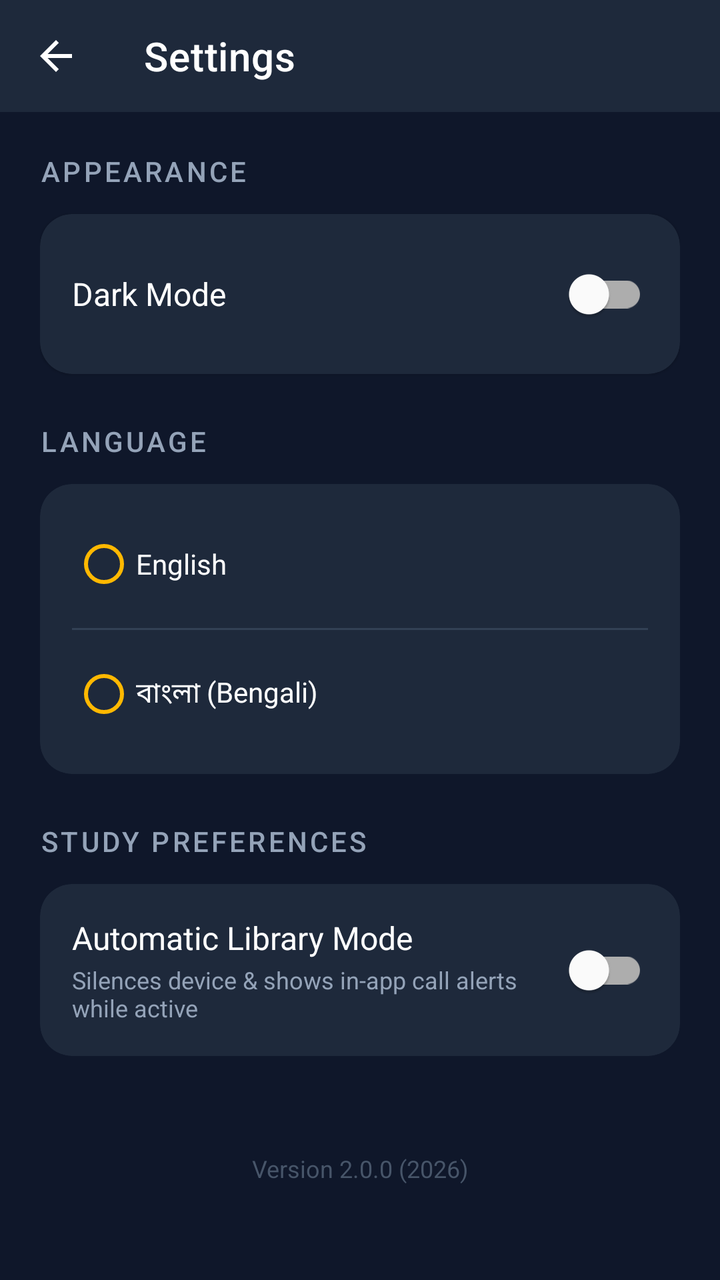
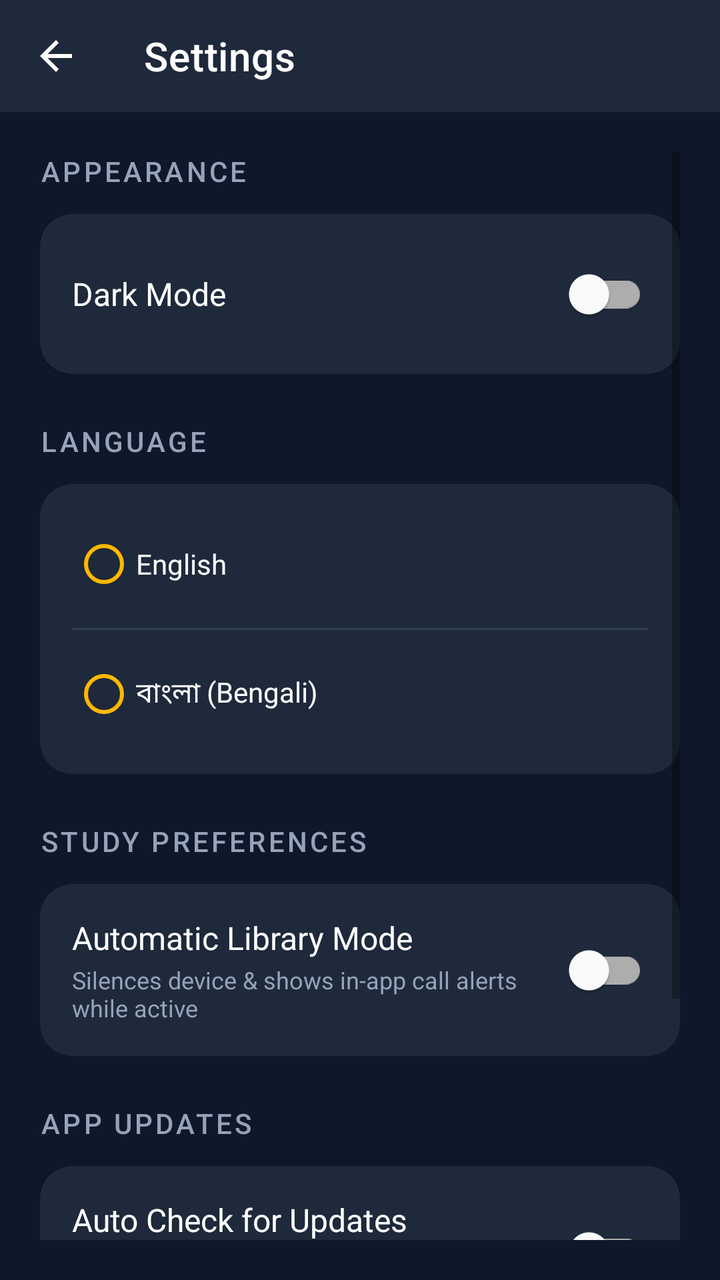

An Android layout rendered at two revisions. The XML below is the earlier revision; the diff shows what the commit changed to produce the second picture.
<!-- AndroidManifest.xml: application theme Theme.EduTrace -->
<!-- res/layout/activity_settings.xml -->
<?xml version="1.0" encoding="utf-8"?>
<LinearLayout xmlns:android="http://schemas.android.com/apk/res/android"
    xmlns:app="http://schemas.android.com/apk/res-auto"
    android:layout_width="match_parent"
    android:layout_height="match_parent"
    android:orientation="vertical"
    android:background="#0F172A">

    <com.google.android.material.appbar.MaterialToolbar
        android:id="@+id/toolbar"
        android:layout_width="match_parent"
        android:layout_height="?attr/actionBarSize"
        android:background="#1E293B"
        app:titleTextColor="@android:color/white"
        app:navigationIcon="@drawable/ic_back"
        app:navigationIconTint="@android:color/white"
        app:title="Settings" />

    <ScrollView
        android:layout_width="match_parent"
        android:layout_height="match_parent"
        android:padding="20dp">

        <LinearLayout
            android:layout_width="match_parent"
            android:layout_height="wrap_content"
            android:orientation="vertical">

            
            <TextView
                android:layout_width="wrap_content"
                android:layout_height="wrap_content"
                android:text="@string/appearance"
                android:textColor="#94A3B8"
                android:textSize="14sp"
                android:textAllCaps="true"
                android:letterSpacing="0.1"
                android:fontFamily="sans-serif-medium"
                android:layout_marginBottom="12dp" />

            <com.google.android.material.card.MaterialCardView
                android:layout_width="match_parent"
                android:layout_height="wrap_content"
                app:cardCornerRadius="16dp"
                app:cardBackgroundColor="#1E293B"
                app:strokeWidth="0dp"
                android:layout_marginBottom="24dp">

                <LinearLayout
                    android:layout_width="match_parent"
                    android:layout_height="wrap_content"
                    android:orientation="vertical"
                    android:padding="16dp">

                    <RelativeLayout
                        android:layout_width="match_parent"
                        android:layout_height="wrap_content">

                        <TextView
                            android:layout_width="wrap_content"
                            android:layout_height="wrap_content"
                            android:text="@string/dark_mode"
                            android:textColor="@android:color/white"
                            android:textSize="16sp"
                            android:layout_centerVertical="true" />

                        <com.google.android.material.switchmaterial.SwitchMaterial
                            android:id="@+id/switchDarkMode"
                            android:layout_width="wrap_content"
                            android:layout_height="wrap_content"
                            android:layout_alignParentEnd="true" />
                    </RelativeLayout>

                </LinearLayout>
            </com.google.android.material.card.MaterialCardView>

            
            <TextView
                android:layout_width="wrap_content"
                android:layout_height="wrap_content"
                android:text="@string/language"
                android:textColor="#94A3B8"
                android:textSize="14sp"
                android:textAllCaps="true"
                android:letterSpacing="0.1"
                android:fontFamily="sans-serif-medium"
                android:layout_marginBottom="12dp" />

            <com.google.android.material.card.MaterialCardView
                android:layout_width="match_parent"
                android:layout_height="wrap_content"
                app:cardCornerRadius="16dp"
                app:cardBackgroundColor="#1E293B"
                app:strokeWidth="0dp"
                android:layout_marginBottom="24dp">

                <LinearLayout
                    android:layout_width="match_parent"
                    android:layout_height="wrap_content"
                    android:orientation="vertical"
                    android:padding="16dp">

                    <RadioGroup
                        android:id="@+id/rgLanguage"
                        android:layout_width="match_parent"
                        android:layout_height="wrap_content">

                        <com.google.android.material.radiobutton.MaterialRadioButton
                            android:id="@+id/rbEnglish"
                            android:layout_width="match_parent"
                            android:layout_height="wrap_content"
                            android:text="English"
                            android:textColor="@android:color/white"
                            android:buttonTint="@color/elite_gold" />

                        <View
                            android:layout_width="match_parent"
                            android:layout_height="1dp"
                            android:background="#334155"
                            android:layout_marginVertical="8dp" />

                        <com.google.android.material.radiobutton.MaterialRadioButton
                            android:id="@+id/rbBangla"
                            android:layout_width="match_parent"
                            android:layout_height="wrap_content"
                            android:text="বাংলা (Bengali)"
                            android:textColor="@android:color/white"
                            android:buttonTint="@color/elite_gold" />
                    </RadioGroup>

                </LinearLayout>
            </com.google.android.material.card.MaterialCardView>

            
            <TextView
                android:layout_width="wrap_content"
                android:layout_height="wrap_content"
                android:text="STUDY PREFERENCES"
                android:textColor="#94A3B8"
                android:textSize="14sp"
                android:textAllCaps="true"
                android:letterSpacing="0.1"
                android:fontFamily="sans-serif-medium"
                android:layout_marginBottom="12dp" />

            <com.google.android.material.card.MaterialCardView
                android:layout_width="match_parent"
                android:layout_height="wrap_content"
                app:cardCornerRadius="16dp"
                app:cardBackgroundColor="#1E293B"
                app:strokeWidth="0dp"
                android:layout_marginBottom="24dp">

                <LinearLayout
                     android:layout_width="match_parent"
                     android:layout_height="wrap_content"
                     android:orientation="vertical"
                     android:padding="16dp">

                     <RelativeLayout
                         android:layout_width="match_parent"
                         android:layout_height="wrap_content">

                         <LinearLayout
                             android:layout_width="wrap_content"
                             android:layout_height="wrap_content"
                             android:orientation="vertical"
                             android:layout_alignParentStart="true"
                             android:layout_toStartOf="@+id/switchLibraryMode"
                             android:layout_marginEnd="16dp">

                             <TextView
                                 android:layout_width="wrap_content"
                                 android:layout_height="wrap_content"
                                 android:text="Automatic Library Mode"
                                 android:textColor="@android:color/white"
                                 android:textSize="16sp" />
                                 
                             <TextView
                                 android:layout_width="wrap_content"
                                 android:layout_height="wrap_content"
                                 android:text="Silences device &amp; shows in-app call alerts while active"
                                 android:textColor="#94A3B8"
                                 android:textSize="12sp"
                                 android:layout_marginTop="2dp" />
                         </LinearLayout>

                         <com.google.android.material.switchmaterial.SwitchMaterial
                             android:id="@+id/switchLibraryMode"
                             android:layout_width="wrap_content"
                             android:layout_height="wrap_content"
                             android:layout_alignParentEnd="true"
                             android:layout_centerVertical="true" />
                     </RelativeLayout>
                </LinearLayout>
            </com.google.android.material.card.MaterialCardView>

            
            <TextView
                android:layout_width="match_parent"
                android:layout_height="wrap_content"
                android:text="Version 2.0.0 (2026)"
                android:textColor="#475569"
                android:textSize="12sp"
                android:gravity="center"
                android:layout_marginTop="24dp" />

        </LinearLayout>
    </ScrollView>

</LinearLayout>
<!-- resources referenced by this layout -->
<resources>
  <color name="elite_gold">#FFB800</color>
  <!-- drawable ic_back (drawable) -->
  <vector xmlns:android="http://schemas.android.com/apk/res/android"
      android:width="24dp"
      android:height="24dp"
      android:viewportWidth="24"
      android:viewportHeight="24"
      android:tint="#E2E8F0">
    <path
        android:fillColor="@android:color/white"
        android:pathData="M20,11H7.83l5.59,-5.59L12,4l-8,8 8,8 1.41,-1.41L7.83,13H20v-2z"/>
  </vector>
  <string name="appearance">Appearance</string>
  <string name="dark_mode">Dark Mode</string>
  <string name="language">Language</string>
  <style name="Theme.EduTrace" parent="Theme.MaterialComponents.DayNight.NoActionBar">
          
          <item name="colorPrimary">#FACC15</item>
          <item name="colorOnPrimary">#0F172A</item>
          <item name="colorPrimaryVariant">#EAB308</item>
          <item name="colorSecondary">#10B981</item>
          
          
          <item name="android:statusBarColor">#0F172A</item>
          <item name="android:windowBackground">#0F172A</item>
      </style>
</resources>

<!-- the commit's change to res/layout/activity_settings.xml (unified diff, before → after) -->
@@ -197,9 +197,90 @@
 
             
             <TextView
-                android:layout_width="match_parent"
-                android:layout_height="wrap_content"
-                android:text="Version 2.0.0 (2026)"
+                android:layout_width="wrap_content"
+                android:layout_height="wrap_content"
+                android:text="APP UPDATES"
+                android:textColor="#94A3B8"
+                android:textSize="14sp"
+                android:textAllCaps="true"
+                android:letterSpacing="0.1"
+                android:fontFamily="sans-serif-medium"
+                android:layout_marginBottom="12dp" />
+
+            <com.google.android.material.card.MaterialCardView
+                android:layout_width="match_parent"
+                android:layout_height="wrap_content"
+                app:cardCornerRadius="16dp"
+                app:cardBackgroundColor="#1E293B"
+                app:strokeWidth="0dp"
+                android:layout_marginBottom="24dp">
+
+                <LinearLayout
+                    android:layout_width="match_parent"
+                    android:layout_height="wrap_content"
+                    android:orientation="vertical"
+                    android:padding="16dp">
+
+                    <RelativeLayout
+                        android:layout_width="match_parent"
+                        android:layout_height="wrap_content">
+
+                        <LinearLayout
+                            android:layout_width="wrap_content"
+                            android:layout_height="wrap_content"
+                            android:orientation="vertical"
+                            android:layout_alignParentStart="true"
+                            android:layout_toStartOf="@+id/switchAutoUpdate"
+                            android:layout_marginEnd="16dp">
+
+                            <TextView
+                                android:layout_width="wrap_content"
+                                android:layout_height="wrap_content"
+                                android:text="Auto Check for Updates"
+                                android:textColor="@android:color/white"
+                                android:textSize="16sp" />
+
+                            <TextView
+                                android:layout_width="wrap_content"
+                                android:layout_height="wrap_content"
+                                android:text="Checks for new GitHub releases automatically on startup"
+                                android:textColor="#94A3B8"
+                                android:textSize="12sp"
+                                android:layout_marginTop="2dp" />
+                        </LinearLayout>
+
+                        <com.google.android.material.switchmaterial.SwitchMaterial
+                            android:id="@+id/switchAutoUpdate"
+                            android:layout_width="wrap_content"
+                            android:layout_height="wrap_content"
+                            android:layout_alignParentEnd="true"
+                            android:layout_centerVertical="true" />
+                    </RelativeLayout>
+
+                    <View
+                        android:layout_width="match_parent"
+                        android:layout_height="1dp"
+                        android:background="#334155"
+                        android:layout_marginVertical="12dp" />
+
+                    <com.google.android.material.button.MaterialButton
+                        android:id="@+id/btnCheckUpdate"
+                        android:layout_width="match_parent"
+                        android:layout_height="wrap_content"
+                        android:text="Check for Updates Now"
+                        android:textColor="#0F172A"
+                        app:backgroundTint="#FACC15"
+                        app:cornerRadius="12dp" />
+
+                </LinearLayout>
+            </com.google.android.material.card.MaterialCardView>
+
+            
+            <TextView
+                android:id="@+id/tvVersionInfo"
+                android:layout_width="match_parent"
+                android:layout_height="wrap_content"
+                android:text="EduTrace"
                 android:textColor="#475569"
                 android:textSize="12sp"
                 android:gravity="center"
